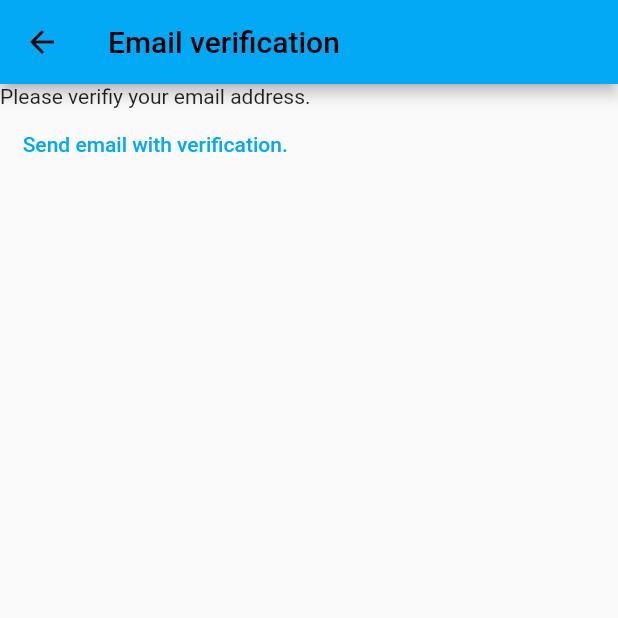
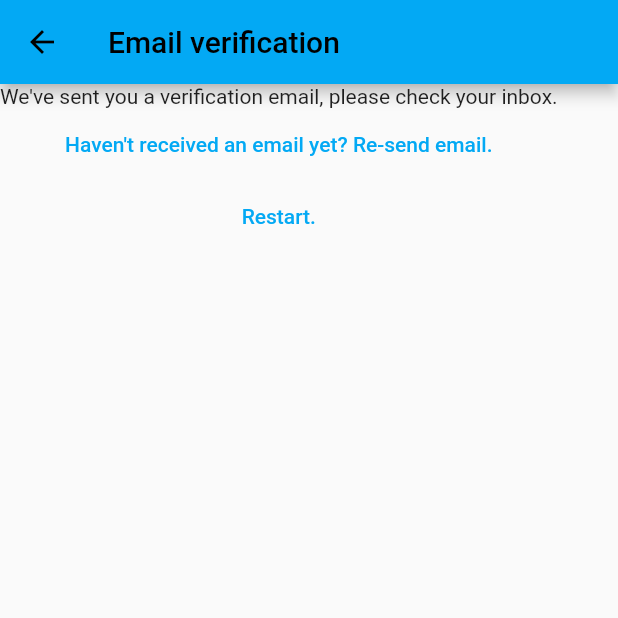
Before and after one commit to Cirorx/Flutter_Course__VandadNP, a Flutter app: the VerifiyEmailView screen opened by its route, on a phone screen of 412 x 824 dp, the top half of it. Run offline on Flutter 3.47's test engine with Material 2 defaults, Android fonts, the phone set to English and light mode, and no system bars; our stand-ins replace firebase_auth, firebase_core; accounts and stored records are empty; network calls fail.

Commit message:
Chapter 22
- VerifyEmailView was added as a route
- Error handling in register view
- User navigation from verify view was added

```diff
--- a/learning_dart/lib/constants/routes.dart
+++ b/learning_dart/lib/constants/routes.dart
@@ -1,3 +1,4 @@
 const loginRoute = "/login/";
 const registerRoute = "/register/";
 const notesRoute = "/notes/";
+const verifyEmailRoute = "/verifyEmail/";
--- a/learning_dart/lib/main.dart
+++ b/learning_dart/lib/main.dart
@@ -21,7 +21,7 @@ void main() {
         notesRoute: (context) => const NotesView(),
         loginRoute: (context) => const LoginView(),
         registerRoute: (context) => const RegisterView(),
-        "/verifyEmail/": (context) => const VerifiyEmailView()
+        verifyEmailRoute: (context) => const VerifiyEmailView()
       },
     ),
   );
--- a/learning_dart/lib/utilities/show_error_dialog.dart
+++ b/learning_dart/lib/utilities/show_error_dialog.dart
@@ -8,7 +8,7 @@ Future<void> showErrorDialog(
     context: context,
     builder: (context) {
       return AlertDialog(
-        title: const Text("Something bad happened :/ "),
+        title: const Text("An error occurred"),
         content: Text(text),
         actions: [
           TextButton(
--- a/learning_dart/lib/views/login_view.dart
+++ b/learning_dart/lib/views/login_view.dart
@@ -60,6 +60,7 @@ class _LoginViewState extends State<LoginView> {
               try {
                 await FirebaseAuth.instance.signInWithEmailAndPassword(
                     email: email, password: password);
+
                 Navigator.of(context).pushNamedAndRemoveUntil(
                   notesRoute,
                   (route) => false,
--- a/learning_dart/lib/views/verify_email_view.dart
+++ b/learning_dart/lib/views/verify_email_view.dart
@@ -1,5 +1,7 @@
 import 'package:firebase_auth/firebase_auth.dart';
 import 'package:flutter/material.dart';
+import 'package:learning_dart/constants/routes.dart';
+import 'package:learning_dart/views/register_view.dart';
 
 class VerifiyEmailView extends StatefulWidget {
   const VerifiyEmailView({super.key});
@@ -17,14 +19,22 @@ class _VerifiyEmailViewState extends State<VerifiyEmailView> {
       ),
       body: Column(
         children: [
-          const Text("Please verifiy your email address."),
+          const Text(
+              "We've sent you a verification email, please check your inbox."),
           TextButton(
             onPressed: () async {
               final user = FirebaseAuth.instance.currentUser;
               await user?.sendEmailVerification();
             },
-            child: const Text("Send email with verification."),
-          )
+            child: const Text("Haven't received an email yet? Re-send email."),
+          ),
+          TextButton(
+              onPressed: () async {
+                await FirebaseAuth.instance.signOut();
+                Navigator.of(context)
+                    .pushNamedAndRemoveUntil(registerRoute, (route) => false);
+              },
+              child: const Text("Restart."))
         ],
       ),
     );
```
Also changed, not shown: learning_dart/lib/views/register_view.dart (+31 -8 lines).
